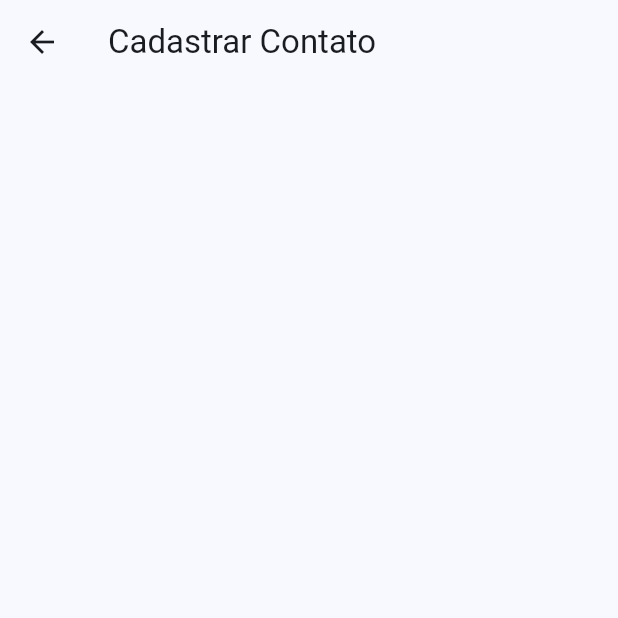
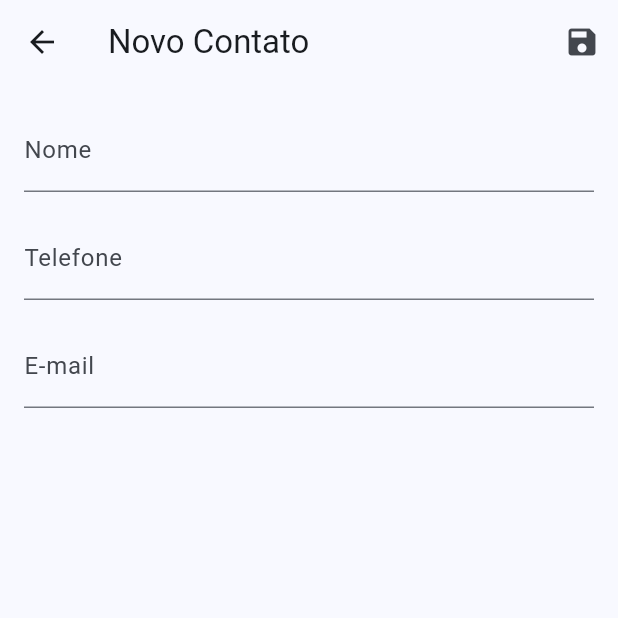
Before and after one commit to felbart/contatosplus, a Flutter app: the ContactForm screen opened by its route, on a phone screen of 412 x 824 dp, the top half of it. Run offline on Flutter 3.47's test engine with Material 3 defaults, Android fonts, the light colour scheme and no system bars; our stand-ins replace sqflite; accounts and stored records are empty; network calls fail.

Commit message:
atualizando formulario de contato

```diff
--- a/lib/app/view/contact_details.dart
+++ b/lib/app/view/contact_details.dart
@@ -70,7 +70,7 @@ class ContactDetails extends StatelessWidget {
                       ),
                       const SizedBox(height: 8),
                       Text(
-                        contato.email ?? 'Sem Email',
+                        contato.email,
                         style: const TextStyle(fontSize: 16),
                       ),
                       const SizedBox(height: 16),
--- a/lib/app/view/contact_form.dart
+++ b/lib/app/view/contact_form.dart
@@ -1,14 +1,73 @@
 import 'package:flutter/material.dart';
 
-class ContactForm extends StatelessWidget {
+class ContactForm extends StatefulWidget {
   const ContactForm({super.key});
+
+  @override
+  State<ContactForm> createState() => _ContactFormState();
+}
+
+class _ContactFormState extends State<ContactForm> {
+  final _nomeController = TextEditingController();
+  final _telefoneController = TextEditingController();
+  final _emailController = TextEditingController();
 
   @override
   Widget build(BuildContext context) {
     return Scaffold(
       appBar: AppBar(
-        title: Text("Cadastrar Contato"),
+        title: const Text('Novo Contato'),
+        actions: [
+          IconButton(
+            icon: const Icon(Icons.save),
+            onPressed: () {
+              _salvarContato();
+            },
+          ),
+        ],
+      ),
+      body: Padding(
+        padding: const EdgeInsets.all(16.0),
+        child: Form(
+          child: Column(
+            crossAxisAlignment: CrossAxisAlignment.start,
+            children: [
+              TextFormField(
+                controller: _nomeController,
+                decoration: const InputDecoration(labelText: 'Nome'),
+                textInputAction: TextInputAction.next,
+              ),
+              const SizedBox(height: 16),
+              TextFormField(
+                controller: _telefoneController,
+                decoration: const InputDecoration(labelText: 'Telefone'),
+                keyboardType: TextInputType.phone,
+                textInputAction: TextInputAction.next,
+              ),
+              const SizedBox(height: 16),
+              TextFormField(
+                controller: _emailController,
+                decoration: const InputDecoration(labelText: 'E-mail'),
+                keyboardType: TextInputType.emailAddress,
+                textInputAction: TextInputAction.done,
+              ),
+            ],
+          ),
+        ),
       ),
     );
   }
+
+  void _salvarContato() {
+    // Aqui você pode implementar a lógica para salvar os dados do contato
+    final nome = _nomeController.text;
+    final telefone = _telefoneController.text;
+    final email = _emailController.text;
+
+    // Exemplo de print para teste
+    print('Nome: $nome, Telefone: $telefone, Email: $email');
+
+    // Navega de volta após salvar
+    Navigator.of(context).pop();
+  }
 }
```
